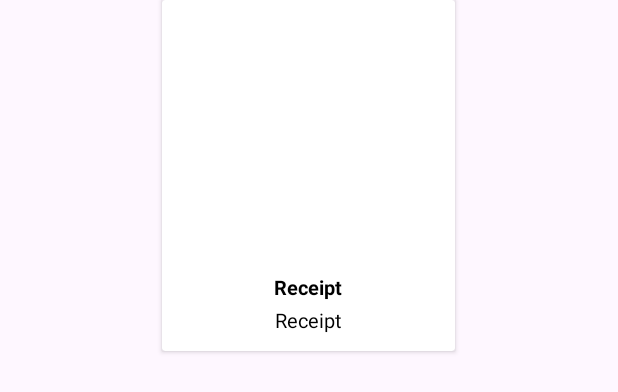
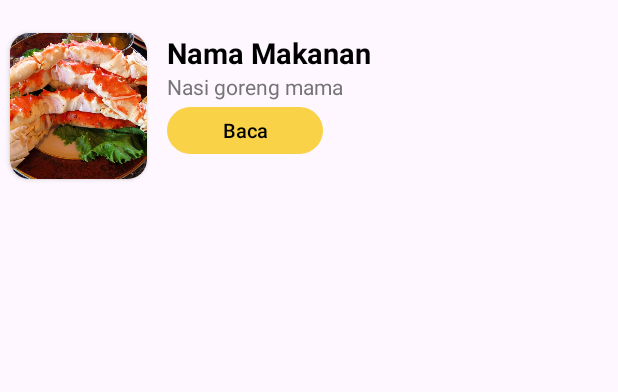
Before and after one commit to WhyWeLoveYou/ReciperApp, an Android app: the layout item_view_receipt_horizontal.xml on its own in the app's theme, with its tools: preview values and no code run, on a phone screen of 412 x 824 dp. Shown: the top 392 px of the screen. Run offline under Robolectric (Android 15) with nearby library versions, the phone set to English and light mode, and no system bars.

Commit message:
aowkoakoawaokw RecycleView Receipt

```diff
--- a/app/src/main/res/layout/item_view_receipt_horizontal.xml
+++ b/app/src/main/res/layout/item_view_receipt_horizontal.xml
@@ -1,49 +1,67 @@
 <?xml version="1.0" encoding="utf-8"?>
+<RelativeLayout xmlns:android="http://schemas.android.com/apk/res/android"
+    xmlns:tools="http://schemas.android.com/tools"
+    android:layout_width="match_parent"
+    android:layout_height="wrap_content"
+    xmlns:app="http://schemas.android.com/apk/res-auto"
+    android:layout_marginTop="@dimen/_12sdp"
+    android:clickable="true"
+    android:id="@+id/apa"
+    android:orientation="vertical">
+
     <androidx.cardview.widget.CardView
-    xmlns:android="http://schemas.android.com/apk/res/android"
-    android:layout_gravity="center_horizontal"
-    android:layout_width="@dimen/_150sdp"
-    android:layout_height="@dimen/_180sdp">
-
-    <RelativeLayout
-        android:layout_width="match_parent"
-        android:layout_height="wrap_content">
+        android:id="@+id/cardReceipt"
+        android:layout_marginTop="@dimen/_5sdp"
+        android:layout_marginBottom="@dimen/_5sdp"
+        android:layout_marginStart="@dimen/_5sdp"
+        app:cardCornerRadius="@dimen/_10sdp"
+        android:layout_width="@dimen/_70sdp"
+        android:layout_height="@dimen/_75sdp">
 
         <ImageView
-            android:id="@+id/imageView"
-            android:layout_width="@dimen/_120sdp"
-            android:layout_height="@dimen/_137sdp"
-            android:layout_marginStart="@dimen/_15sdp"
-            android:layout_marginEnd="@dimen/_15sdp"
-            android:scaleType="centerCrop"/>
+            android:id="@+id/imageview"
+            android:layout_width="match_parent"
+            android:layout_height="match_parent"
+            android:scaleType="centerCrop"
+            android:src="@drawable/makanan1" />
+
+    </androidx.cardview.widget.CardView>
 
     <TextView
-            android:id="@+id/title"
+        android:layout_marginTop="@dimen/_5sdp"
+        android:id="@+id/judulReceipt"
         android:layout_width="match_parent"
         android:layout_height="wrap_content"
-            android:layout_marginTop="@dimen/_140sdp"
-            android:layout_alignParentStart="true"
-            android:layout_alignParentEnd="true"
-            android:gravity="center"
-            android:text="@string/title"
-            android:textSize="@dimen/_10ssp"
+        android:layout_toRightOf="@+id/cardReceipt"
+        android:layout_marginStart="@dimen/_10sdp"
+        android:textColor="@color/black"
+        android:textSize="@dimen/_15ssp"
+        android:fontFamily="@font/poppins"
         android:textStyle="bold"
-            android:textColor="@color/black"/>
+        tools:text="Nama Makanan" />
 
     <TextView
-            android:id="@+id/description"
+        android:id="@+id/alamatmakanan"
         android:layout_width="match_parent"
         android:layout_height="wrap_content"
-            android:layout_marginTop="@dimen/_157sdp"
-            android:layout_alignParentStart="true"
-            android:layout_alignParentEnd="true"
-            android:gravity="center"
-            android:text="@string/title"
+        android:layout_marginStart="@dimen/_10sdp"
+        android:layout_toRightOf="@+id/cardReceipt"
+        android:layout_below="@+id/judulReceipt"
+        android:textColor="@color/second_text"
+        android:textSize="@dimen/_11ssp"
+        android:fontFamily="@font/poppins"
+        tools:text="Nasi goreng mama" />
+
+    <Button
+        android:layout_width="@dimen/_80sdp"
+        android:layout_height="@dimen/_30sdp"
+        android:layout_marginBottom="@dimen/_10sdp"
+        android:layout_marginStart="@dimen/_10sdp"
+        android:id="@+id/tambahmakanan"
+        android:text="Baca"
+        android:textSize="@dimen/_10ssp"
+        android:layout_toRightOf="@+id/cardReceipt"
         android:textColor="@color/black"
-            android:textSize="@dimen/_10ssp"
-            android:textStyle="normal"/>
-
+        android:layout_below="@id/alamatmakanan"/>
 
 </RelativeLayout>
-
-</androidx.cardview.widget.CardView>
```
Also changed, not shown: app/src/main/res/layout/fragment_receipt.xml (+26 -11 lines), app/src/main/res/layout/item_view_receipt.xml (+53 -29 lines). Lines whose indentation alone changed are shown as unchanged.
